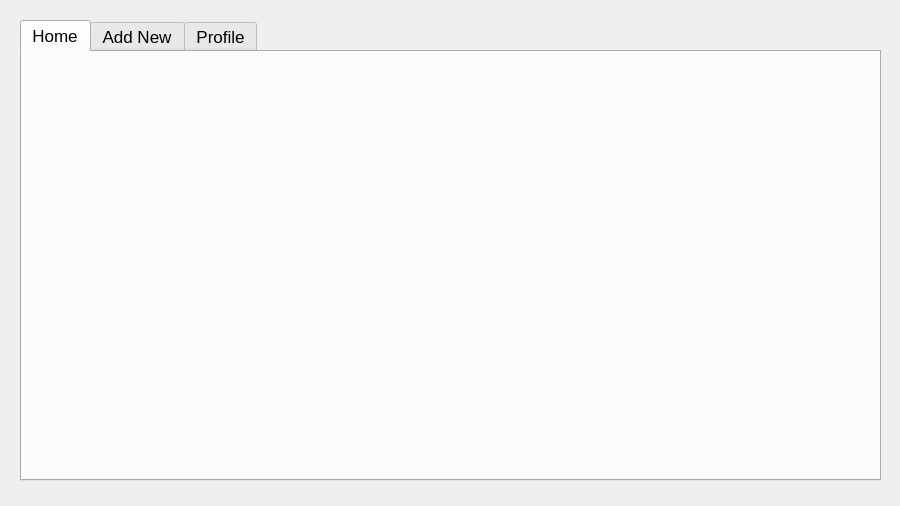
First picture: the form in mainwindow.ui, repository ptwich2/StudentScheduler-, before the edit.
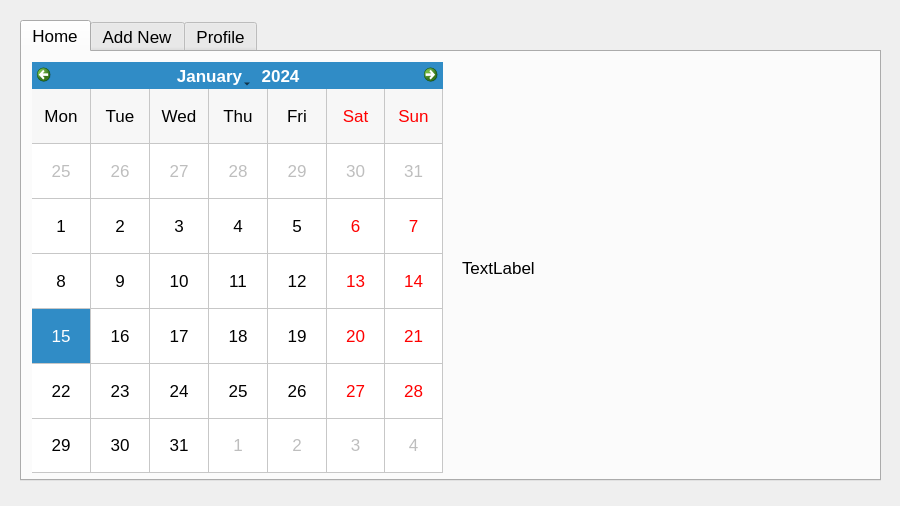
Second picture: the form after the edit. The open tabs and pages were chosen to show the change.

Commit message: Added a new function: on_eventCalendar_clicked()

Patch:
```diff
--- a/mainwindow.ui
+++ b/mainwindow.ui
@@ -43,17 +43,33 @@
     <attribute name="title">
      <string>Home</string>
     </attribute>
-    <widget class="QLabel" name="hiUser">
+    <widget class="QCalendarWidget" name="eventCalendar2">
      <property name="geometry">
       <rect>
-       <x>20</x>
-       <y>20</y>
-       <width>501</width>
-       <height>121</height>
+       <x>10</x>
+       <y>10</y>
+       <width>411</width>
+       <height>411</height>
+      </rect>
+     </property>
+     <property name="gridVisible">
+      <bool>true</bool>
+     </property>
+     <property name="verticalHeaderFormat">
+      <enum>QCalendarWidget::NoVerticalHeader</enum>
+     </property>
+    </widget>
+    <widget class="QLabel" name="showEvent2">
+     <property name="geometry">
+      <rect>
+       <x>440</x>
+       <y>10</y>
+       <width>401</width>
+       <height>411</height>
       </rect>
      </property>
      <property name="text">
-      <string/>
+      <string>TextLabel</string>
      </property>
     </widget>
    </widget>
```
Left out of the diff: 12 changed lines with no effect on the pictures. The commit also changes 3 other files.
